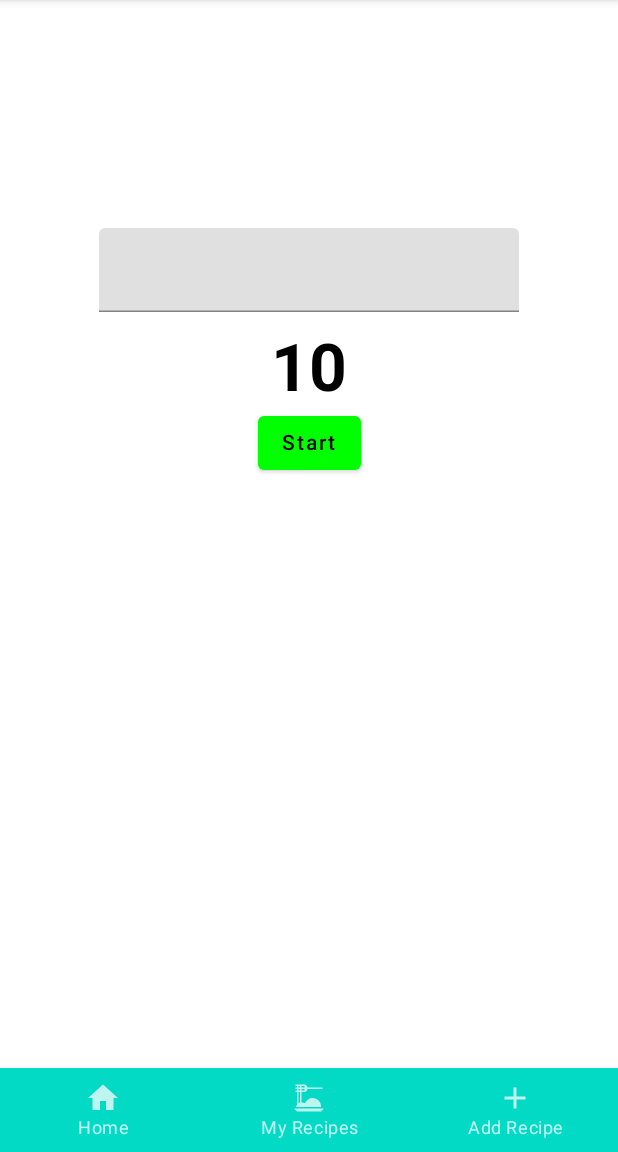
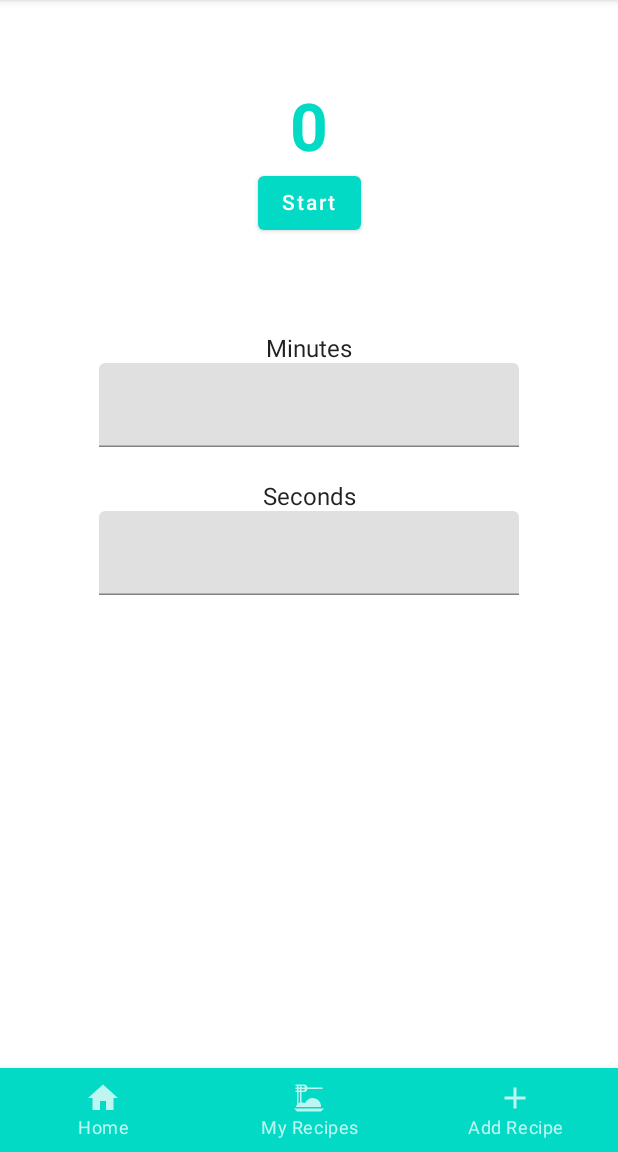
Before and after one commit to alanahbell10/CookbookApp, an Android app built with Jetpack Compose: the screen it shows after launch (MainActivity), on a phone screen of 412 x 824 dp, the part 84-1236 px from its top. Run offline under Robolectric (Android 15) with nearby library versions, the phone set to English and light mode, and no system bars.

Commit message:
updated functionality and ui, enter mins and secs, translates to seconds countdown

```diff
--- a/app/src/main/java/towson/cosc435/cookbook/screens/CookingTimer.kt
+++ b/app/src/main/java/towson/cosc435/cookbook/screens/CookingTimer.kt
@@ -1,10 +1,7 @@
 package towson.cosc435.cookbook.screens
 
 import androidx.compose.foundation.layout.*
-import androidx.compose.material.Button
-import androidx.compose.material.ButtonDefaults
-import androidx.compose.material.Text
-import androidx.compose.material.TextField
+import androidx.compose.material.*
 import androidx.compose.runtime.*
 import androidx.compose.ui.Alignment
 import androidx.compose.ui.Modifier
@@ -28,25 +25,24 @@ fun CookingTimer() {
         val initialValue = 1f
         var value by remember { mutableStateOf(initialValue) }
 
-        val totalTime: Long = 10000
+        val enterMins = remember { mutableStateOf("")}
+        val enterSecs = remember { mutableStateOf("")}
+
+        var timerRunning by remember { mutableStateOf(false) }
+
+        val totalHours: Long = enterMins.value?.toLongOrNull() ?: 0
+        val totalSecs: Long = enterSecs.value?.toLongOrNull() ?: 0
+
+        val totalTime: Long = (totalHours * 60000) + (totalSecs * 1000)
         var currentTime by remember { mutableStateOf(totalTime) }
 
-        val enterTime = remember { mutableStateOf(TextFieldValue())}
-        var timerRunning by remember { mutableStateOf(false) }
-
-
-        Spacer(modifier = Modifier.padding(70.dp))
-
-        Row(modifier = Modifier.padding(12.dp)) {
-            TextField(value = enterTime.value, onValueChange = { enterTime.value = it })
-        }
-
+        Spacer(modifier = Modifier.padding(30.dp))
         Row() {
             Text(
                 text = (currentTime / 1000L).toString(),
                 fontSize = 44.sp,
                 fontWeight = FontWeight.Bold,
-                color = Color.Black
+                color = MaterialTheme.colors.secondary
             )
         }
         LaunchedEffect(key1 = currentTime, key2 = timerRunning) {
@@ -69,7 +65,7 @@ fun CookingTimer() {
                 // change button color
                 colors = ButtonDefaults.buttonColors(
                     backgroundColor = if (!timerRunning || currentTime <= 0L) {
-                        Color.Green
+                        MaterialTheme.colors.secondary
                     } else {
                         Color.Red
                     }
@@ -79,9 +75,18 @@ fun CookingTimer() {
                     // change the text of button based on values
                     text = if (timerRunning && currentTime >= 0L) "Stop"
                     else if (!timerRunning && currentTime >= 0L) "Start"
-                    else "Restart"
+                    else "Restart", color = Color.White
                 )
             }
         }
+        Spacer(modifier = Modifier.padding(32.dp))
+        Text("Minutes")
+        TextField(value = enterMins.value, onValueChange = { enterMins.value = it })
+
+        Spacer(modifier = Modifier.padding(12.dp))
+        Text("Seconds")
+        TextField(value = enterSecs.value, onValueChange = { enterSecs.value = it })
+
+
     }
 }
```
